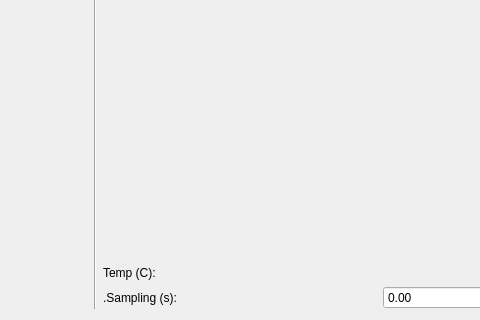
First picture: the form in SpidrMpx3Eq/qcstmconfigmonitoring.ui, repository navrit/dexter, before the edit; both pictures show x 478 to 958 and y 369 to 689 of the 1146 by 689 pixel window.
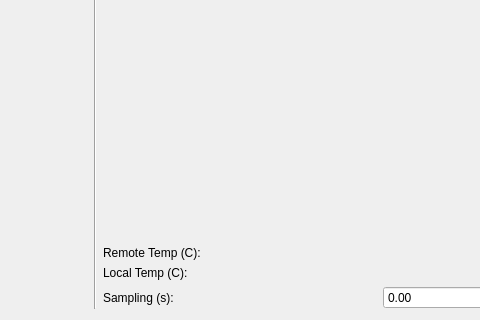
Second picture: the form after the edit.

Diff of the .ui file:
```diff
--- a/SpidrMpx3Eq/qcstmconfigmonitoring.ui
+++ b/SpidrMpx3Eq/qcstmconfigmonitoring.ui
@@ -180,26 +180,26 @@
      <item>
       <layout class="QGridLayout" name="gridLayout">
        <item row="2" column="1">
-        <widget class="QLabel" name="tempMeasLabel">
+        <widget class="QLabel" name="remoteTempMeasLabel">
          <property name="text">
           <string/>
          </property>
         </widget>
        </item>
-       <item row="3" column="1">
+       <item row="4" column="1">
         <widget class="QDoubleSpinBox" name="samplingSpinner"/>
        </item>
        <item row="2" column="0">
         <widget class="QLabel" name="label_0">
          <property name="text">
-          <string>Temp (C):</string>
+          <string>Remote Temp (C):</string>
          </property>
         </widget>
        </item>
-       <item row="3" column="0">
+       <item row="4" column="0">
         <widget class="QLabel" name="label_1">
          <property name="text">
-          <string>.Sampling (s):</string>
+          <string>Sampling (s):</string>
          </property>
         </widget>
        </item>
@@ -230,6 +230,20 @@
          </property>
         </widget>
        </item>
+       <item row="3" column="0">
+        <widget class="QLabel" name="label_10">
+         <property name="text">
+          <string>Local Temp (C):</string>
+         </property>
+        </widget>
+       </item>
+       <item row="3" column="1">
+        <widget class="QLabel" name="localTempMeasLabel">
+         <property name="text">
+          <string/>
+         </property>
+        </widget>
+       </item>
       </layout>
      </item>
     </layout>
```
